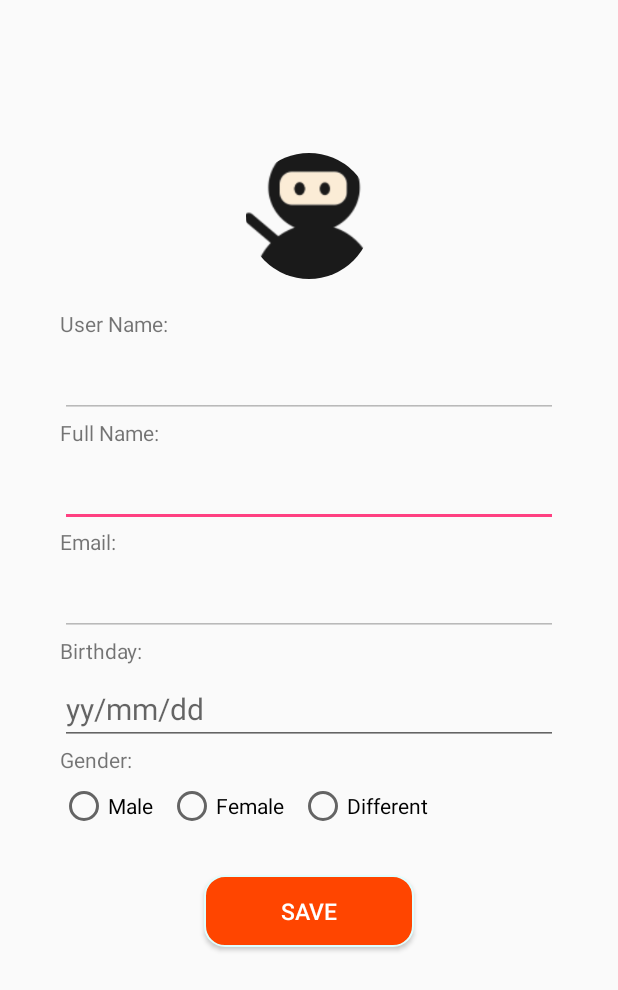
After one commit to hienhopham/Onews-NMCNPM, an Android app: the layout activity_edit_info.xml on its own in the app's theme, with its tools: preview values and no code run, on a phone screen of 412 x 824 dp. The commit adds this screen. Shown: the top 990 px of the screen. Run offline under Robolectric (Android 15) with nearby library versions, the phone set to English and light mode, and no system bars.

Commit message:
add edit info user, edit session

```diff
--- a/Onews-mobile-android/Onews/app/src/main/AndroidManifest.xml
+++ b/Onews-mobile-android/Onews/app/src/main/AndroidManifest.xml
@@ -45,8 +45,7 @@
         <activity android:name=".view.InfoAppActivity" />
         <activity android:name=".view.LoginActivity" />
         <activity android:name=".view.RegisterActivity" />
-        <activity android:name=".view.EditPasswordActivity" />
-        <activity android:name=".view.InfoUserActivity" />
+        <activity android:name=".view.EditInfoActivity" />
         <activity android:name=".view.ArticleContentActivity" />
 
     </application>
--- a/Onews-mobile-android/Onews/app/src/main/java/com/example/dongson/onews/Common/Constant.java
+++ b/Onews-mobile-android/Onews/app/src/main/java/com/example/dongson/onews/Common/Constant.java
@@ -5,7 +5,7 @@ package com.example.dongson.onews.Common;
  */
 
 public class Constant {
-    public static final String URL_BASE = "http://192.168.0.106:8585/user/";
+    public static final String URL_BASE = "http://192.168.0.108:8585/user/";
     public static final String URL_LOGIN = "";
     public static final String URL_REGISTER = "";
     public static final String URL_EDIT = "";
--- /dev/null
+++ b/Onews-mobile-android/Onews/app/src/main/res/layout/activity_edit_info.xml
@@ -0,0 +1,153 @@
+<?xml version="1.0" encoding="utf-8"?>
+<ScrollView xmlns:android="http://schemas.android.com/apk/res/android"
+    android:layout_width="match_parent"
+    android:layout_height="wrap_content"
+    xmlns:app="http://schemas.android.com/apk/res-auto">
+<LinearLayout xmlns:android="http://schemas.android.com/apk/res/android"
+    xmlns:tools="http://schemas.android.com/tools"
+    android:layout_width="match_parent"
+    android:layout_height="match_parent"
+    xmlns:app="http://schemas.android.com/apk/res-auto"
+    android:orientation="vertical"
+    tools:context="com.example.dongson.onews.view.EditInfoActivity">
+
+    <android.support.v7.widget.Toolbar
+        android:id="@+id/toolbar"
+        android:layout_width="match_parent"
+        android:layout_height="?attr/actionBarSize"
+        android:background="@color/transparent"
+        app:popupTheme="@style/AppTheme.PopupOverlay">
+
+    </android.support.v7.widget.Toolbar>
+
+
+
+
+    <de.hdodenhof.circleimageview.CircleImageView xmlns:app="http://schemas.android.com/apk/res-auto"
+        android:id="@+id/img_ava"
+        android:layout_width="100dp"
+        android:layout_height="100dp"
+        android:layout_marginTop="30dp"
+        android:layout_gravity="center"
+        android:paddingTop="@dimen/nav_header_vertical_spacing"
+        android:src="@drawable/if_ninja_479478"
+        app:border_color="@color/black"
+        app:border_width="3dp" />
+
+    <TextView
+        android:layout_width="wrap_content"
+        android:layout_height="wrap_content"
+        android:layout_marginTop="20dp"
+        android:layout_marginLeft="40dp"
+        android:text="User Name:" />
+
+    <EditText
+        android:id="@+id/ed_usename_edit"
+        android:layout_width="match_parent"
+        android:layout_height="wrap_content"
+        android:layout_gravity="center_horizontal"
+        android:layout_marginLeft="40dp"
+        android:layout_marginRight="40dp"
+        android:layout_marginTop="5dp"
+        android:enabled="false"
+        android:textColor="@android:color/black"
+        android:textSize="20dp" />
+
+    <TextView
+        android:layout_width="wrap_content"
+        android:layout_height="wrap_content"
+        android:layout_marginLeft="40dp"
+        android:text="Full Name:" />
+
+    <EditText
+        android:id="@+id/ed_full_name_edit"
+        android:layout_width="match_parent"
+        android:layout_height="wrap_content"
+        android:layout_gravity="center_horizontal"
+        android:layout_marginLeft="40dp"
+        android:layout_marginRight="40dp"
+        android:layout_marginTop="5dp"
+        android:textColor="@android:color/black"
+        android:textSize="20dp" />
+
+    <TextView
+        android:layout_width="wrap_content"
+        android:layout_height="wrap_content"
+        android:layout_marginLeft="40dp"
+        android:text="Email:" />
+
+    <EditText
+        android:id="@+id/ed_email_edit"
+        android:layout_width="match_parent"
+        android:layout_height="wrap_content"
+        android:layout_gravity="center_horizontal"
+        android:layout_marginLeft="40dp"
+        android:layout_marginRight="40dp"
+        android:layout_marginTop="5dp"
+        android:enabled="false"
+        android:textColor="@android:color/black"
+        android:textSize="20dp" />
+
+    <TextView
+        android:layout_width="wrap_content"
+        android:layout_height="wrap_content"
+        android:layout_marginLeft="40dp"
+        android:text="Birthday:" />
+
+    <EditText
+        android:id="@+id/ed_brithday_edit"
+        android:layout_width="match_parent"
+        android:layout_height="wrap_content"
+        android:layout_gravity="center_horizontal"
+        android:layout_marginLeft="40dp"
+        android:layout_marginRight="40dp"
+        android:layout_marginTop="5dp"
+        android:hint="yy/mm/dd"
+        android:textColor="@android:color/black"
+        android:textSize="20dp" />
+
+    <TextView
+        android:layout_width="wrap_content"
+        android:layout_height="wrap_content"
+        android:layout_marginLeft="40dp"
+        android:text="Gender:" />
+
+    <RadioGroup xmlns:android="http://schemas.android.com/apk/res/android"
+        android:layout_marginLeft="40dp"
+        android:layout_marginTop="5dp"
+        android:layout_marginRight="40dp"
+        android:layout_width="fill_parent"
+        android:layout_height="wrap_content"
+        android:orientation="horizontal">
+        <RadioButton android:id="@+id/gender_male_edit"
+            android:layout_width="wrap_content"
+            android:layout_height="wrap_content"
+            android:text="Male"
+            android:onClick="onRadioButtonClicked"/>
+        <RadioButton android:id="@+id/gender_female_edit"
+            android:layout_marginLeft="10dp"
+            android:layout_width="wrap_content"
+            android:layout_height="wrap_content"
+            android:text="Female"
+            android:onClick="onRadioButtonClicked"/>
+        <RadioButton android:id="@+id/gender_different_edit"
+            android:layout_marginLeft="10dp"
+            android:layout_width="wrap_content"
+            android:layout_height="wrap_content"
+            android:text="Different"
+            android:onClick="onRadioButtonClicked"/>
+    </RadioGroup>
+
+    <Button
+        android:id="@+id/bt_save_edit"
+        android:layout_width="140dp"
+        android:layout_height="wrap_content"
+        android:layout_gravity="center_horizontal"
+        android:layout_marginTop="30dp"
+        android:background="@drawable/selector_1"
+        android:text="Save"
+        android:textColor="@android:color/white"
+        android:layout_marginBottom="20dp"
+        android:textSize="15dp" />
+</LinearLayout>
+</ScrollView>
--- a/Onews-mobile-android/Onews/app/src/main/res/menu/activity_main_drawer.xml
+++ b/Onews-mobile-android/Onews/app/src/main/res/menu/activity_main_drawer.xml
@@ -5,12 +5,8 @@
         <item
             android:id="@+id/nav_edit"
             android:icon="@drawable/ic_menu_gallery"
-            android:title="Edit password" />
+            android:title="Edit info user" />
 
-        <item
-            android:id="@+id/nav_seting"
-            android:icon="@drawable/ic_menu_manage"
-            android:title="Setting" />
     </group>
 
     <item android:title="Contact">
```
Also changed, not shown: Onews-mobile-android/Onews/app/src/main/java/com/example/dongson/onews/Models/SessionManager.java (+10 -9 lines), Onews-mobile-android/Onews/app/src/main/java/com/example/dongson/onews/Models/User.java (+6 -4 lines), Onews-mobile-android/Onews/app/src/main/java/com/example/dongson/onews/view/EditInfoActivity.java (added, +95 -0 lines), Onews-mobile-android/Onews/app/src/main/java/com/example/dongson/onews/view/EditPasswordActivity.java (deleted, +0 -15 lines), Onews-mobile-android/Onews/app/src/main/java/com/example/dongson/onews/view/InfoUserActivity.java (deleted, +0 -50 lines), Onews-mobile-android/Onews/app/src/main/java/com/example/dongson/onews/view/LoginActivity.java (+25 -21 lines), Onews-mobile-android/Onews/app/src/main/java/com/example/dongson/onews/view/MainActivity.java (+14 -16 lines), Onews-mobile-android/Onews/app/src/main/java/com/example/dongson/onews/view/RegisterActivity.java (+5 -6 lines), Onews-mobile-android/Onews/app/src/main/res/layout/activity_edit_password.xml (deleted, +0 -95 lines), Onews-mobile-android/Onews/app/src/main/res/layout/activity_info_user.xml (deleted, +0 -113 lines).
